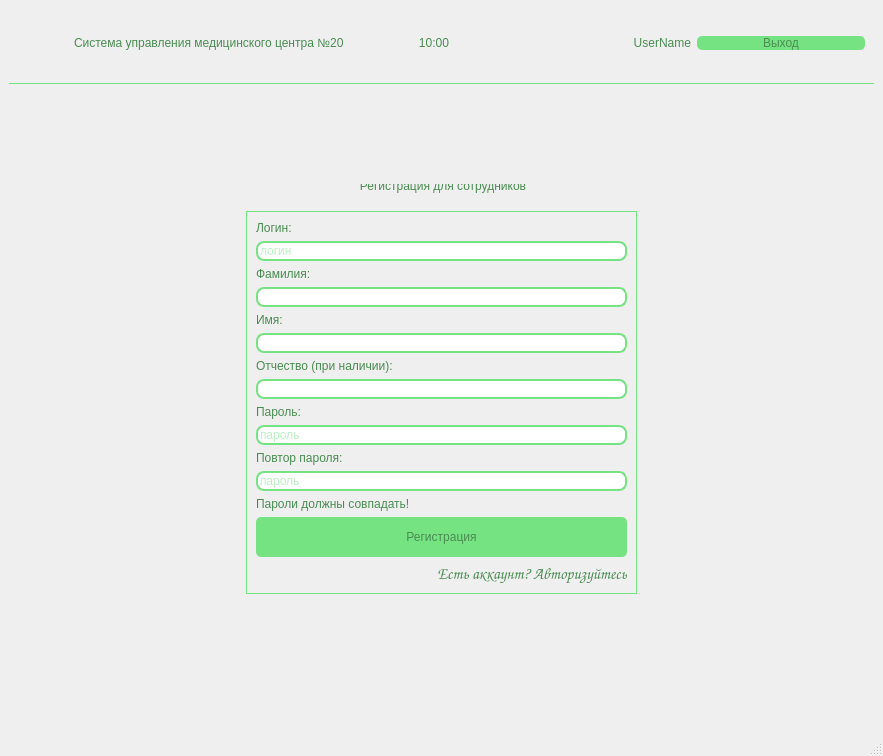
Old version of the form mainwindow.ui in the repository AlexeyAleksandrov/CovidCenterDesktop.
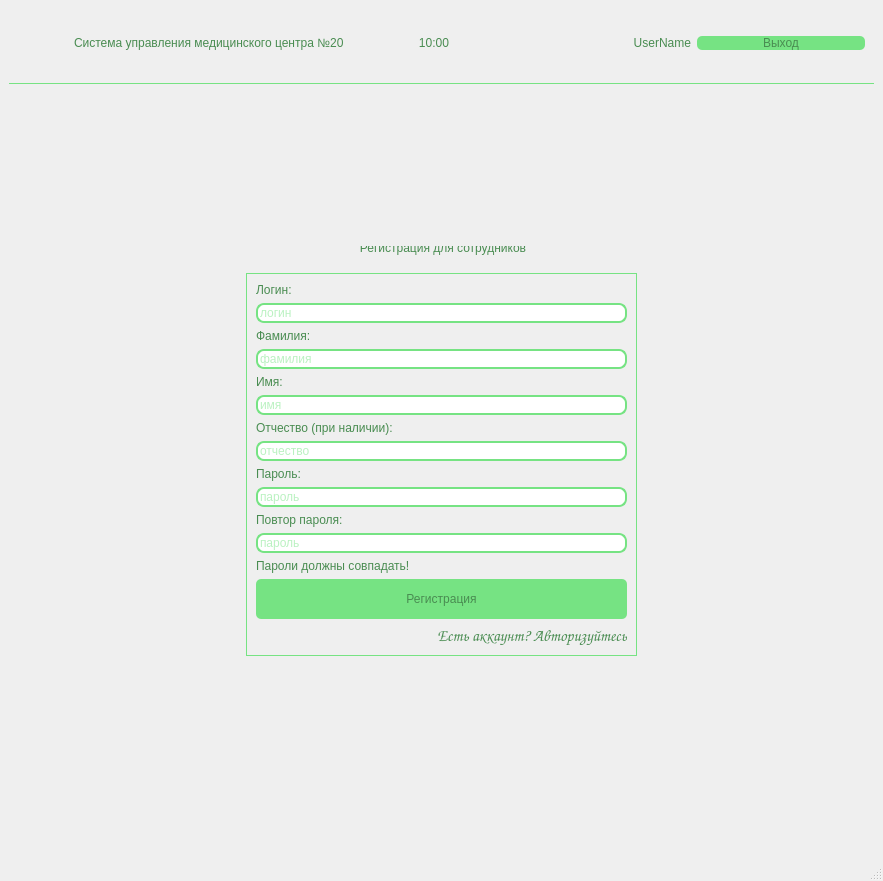
New version of the form. Icons and pictures are not drawn.

Commit message: Создана форма регистрации

What changed in the file:
```diff
--- a/mainwindow.ui
+++ b/mainwindow.ui
@@ -7,7 +7,7 @@
     <x>0</x>
     <y>0</y>
     <width>883</width>
-    <height>756</height>
+    <height>881</height>
    </rect>
   </property>
   <property name="font">
@@ -1206,7 +1206,11 @@
                 </widget>
                </item>
                <item row="6" column="0">
-                <widget class="QLineEdit" name="lineEdit_2"/>
+                <widget class="QLineEdit" name="lineEdit_member_registration_firstname">
+                 <property name="placeholderText">
+                  <string>имя</string>
+                 </property>
+                </widget>
                </item>
                <item row="2" column="0">
                 <widget class="QLineEdit" name="lineEdit_member_registration_login">
@@ -1222,10 +1226,18 @@
                 </widget>
                </item>
                <item row="4" column="0">
-                <widget class="QLineEdit" name="lineEdit"/>
+                <widget class="QLineEdit" name="lineEdit_member_registration_lastname">
+                 <property name="placeholderText">
+                  <string>фамилия</string>
+                 </property>
+                </widget>
                </item>
                <item row="8" column="0">
-                <widget class="QLineEdit" name="lineEdit_3"/>
+                <widget class="QLineEdit" name="lineEdit_member_registration_patronymic">
+                 <property name="placeholderText">
+                  <string>отчество</string>
+                 </property>
+                </widget>
                </item>
                <item row="12" column="0">
                 <widget class="QLineEdit" name="lineEdit_member_registration_password_confirm">
```
Left out of the diff: 8 changed lines with no effect on the pictures. The commit also changes 4 other files.
